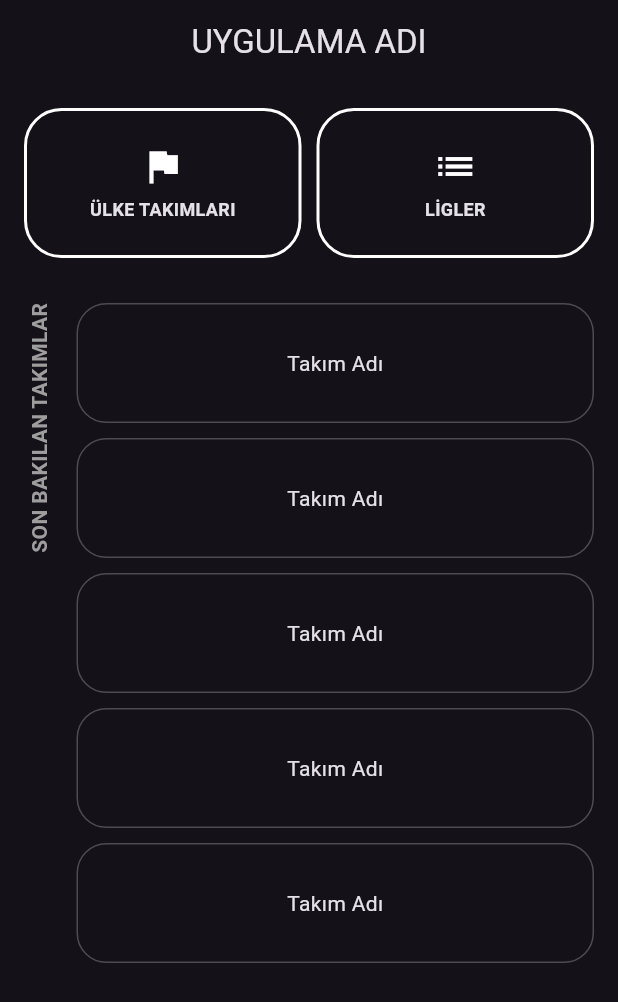
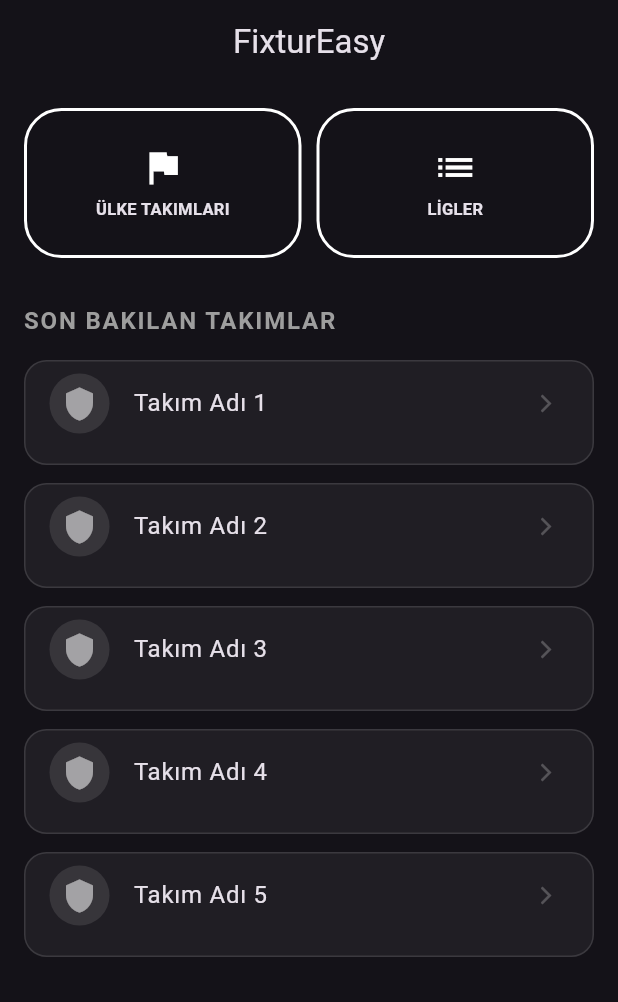
Before and after one commit to bozcengizhan/fixtureasy, a Flutter app: the screen it shows after launch, on a phone screen of 412 x 824 dp. Shown: the top 1002 px of the screen. Run offline on Flutter 3.47's test engine with Material 3 defaults, Android fonts, the phone set to English and light mode, and no system bars; our stand-ins replace dio.

Commit message:
ilk kodlar yazılıyor.

```diff
--- a/lib/main.dart
+++ b/lib/main.dart
@@ -23,12 +23,14 @@ class FootballHomeScreen extends StatelessWidget {
   @override
   Widget build(BuildContext context) {
     return Scaffold(
-      appBar: AppBar(title: const Text('UYGULAMA ADI'), centerTitle: true),
+      appBar: AppBar(title: const Text('FixturEasy'), centerTitle: true),
       body: Padding(
         padding: const EdgeInsets.all(16.0),
         child: Column(
+          crossAxisAlignment:
+              CrossAxisAlignment.start, // Başlığı sola yaslamak için
           children: [
-            // ÜST BUTONLAR
+            // ÜST BUTONLAR (Ülke ve Ligler)
             Row(
               children: [
                 Expanded(
@@ -44,43 +46,58 @@ class FootballHomeScreen extends StatelessWidget {
                 ),
               ],
             ),
+
             const SizedBox(height: 30),
 
-            // SON BAKILANLAR BÖLÜMÜ
-            Expanded(
-              child: Row(
-                crossAxisAlignment: CrossAxisAlignment.start,
-                children: [
-                  // DİKEY YAZI
-                  const RotatedBox(
-                    quarterTurns: 3,
-                    child: Text(
+            // BÖLÜM BAŞLIĞI
+            const Text(
               "SON BAKILAN TAKIMLAR",
+              textAlign: TextAlign.center,
               style: TextStyle(
+                fontSize: 16,
                 fontWeight: FontWeight.bold,
                 color: Colors.grey,
+                letterSpacing: 1.2,
               ),
             ),
-                  ),
-                  const SizedBox(width: 15),
-                  // LİSTE
+            const SizedBox(height: 15),
+
+            // LİSTE (Artık tam genişlikte ve dikey akıyor)
             Expanded(
               child: ListView.builder(
                 itemCount: 5,
+                physics: const BouncingScrollPhysics(), // Daha yumuşak kaydırma
                 itemBuilder: (context, index) {
                   return Container(
-                          margin: const EdgeInsets.only(bottom: 10),
-                          height: 80,
+                    margin: const EdgeInsets.only(bottom: 12),
+                    height: 70,
                     decoration: BoxDecoration(
-                            border: Border.all(color: Colors.white24),
-                            borderRadius: BorderRadius.circular(20),
+                      color: Colors.white.withOpacity(
+                        0.05,
+                      ), // Hafif bir dolgu rengi
+                      border: Border.all(color: Colors.white12),
+                      borderRadius: BorderRadius.circular(15),
                     ),
-                          child: const Center(child: Text("Takım Adı")),
+                    child: ListTile(
+                      leading: const CircleAvatar(
+                        backgroundColor: Colors.white10,
+                        child: Icon(
+                          Icons.shield,
+                          color: Colors.white54,
+                        ), // Takım logosu yerine geçici icon
+                      ),
+                      title: Text("Takım Adı ${index + 1}"),
+                      trailing: const Icon(
+                        Icons.arrow_forward_ios,
+                        size: 14,
+                        color: Colors.white24,
+                      ),
+                      onTap: () {
+                        // Takıma tıklanınca ne olacağını buraya yazacağız
+                      },
+                    ),
                   );
                 },
-                    ),
-                  ),
-                ],
               ),
             ),
           ],
@@ -89,8 +106,13 @@ class FootballHomeScreen extends StatelessWidget {
     );
   }
 
+  // Menü butonu widget'ı aynı kalabilir
   Widget _buildMenuButton(BuildContext context, String title, IconData icon) {
-    return Container(
+    return InkWell(
+      // Tıklanma efekti ekledik
+      onTap: () => print("$title tıklandı"),
+      borderRadius: BorderRadius.circular(25),
+      child: Container(
         height: 100,
         decoration: BoxDecoration(
           border: Border.all(color: Colors.white, width: 2),
@@ -103,9 +125,10 @@ class FootballHomeScreen extends StatelessWidget {
             const SizedBox(height: 5),
             Text(
               title,
-            style: const TextStyle(fontSize: 12, fontWeight: FontWeight.bold),
+              style: const TextStyle(fontSize: 11, fontWeight: FontWeight.bold),
             ),
           ],
+        ),
       ),
     );
   }
```
Lines whose indentation alone changed are shown as unchanged.
